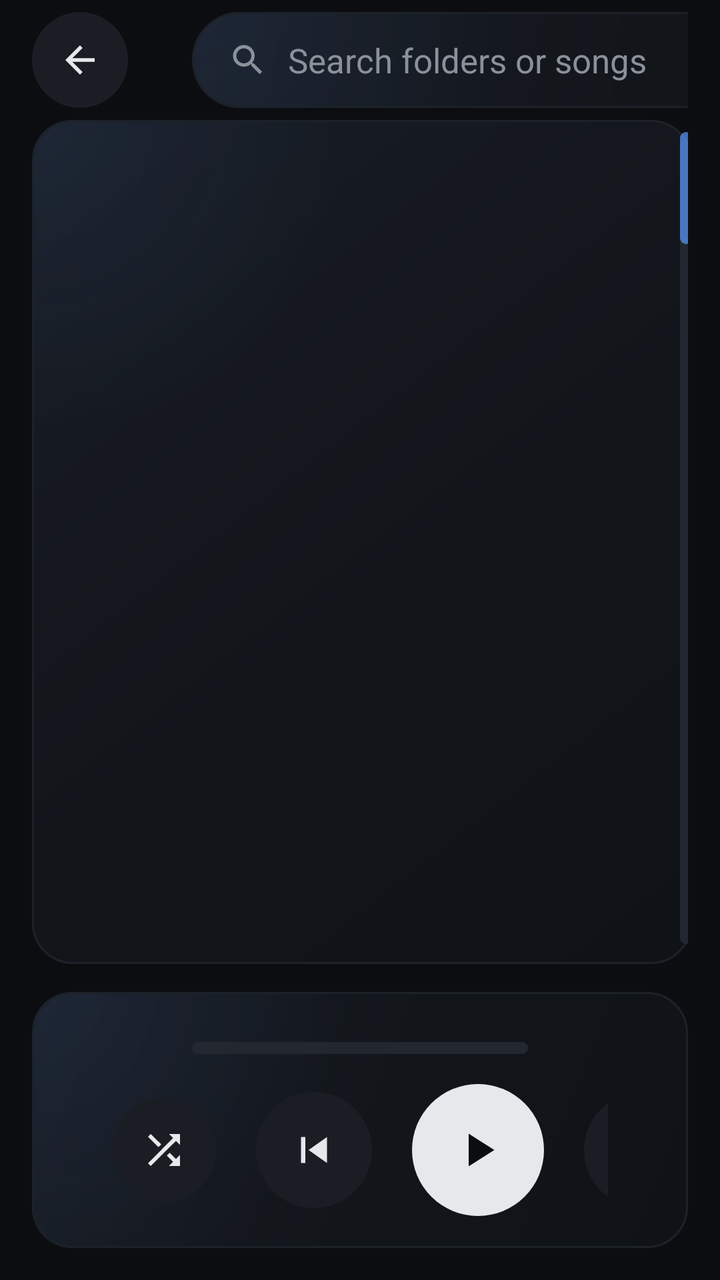
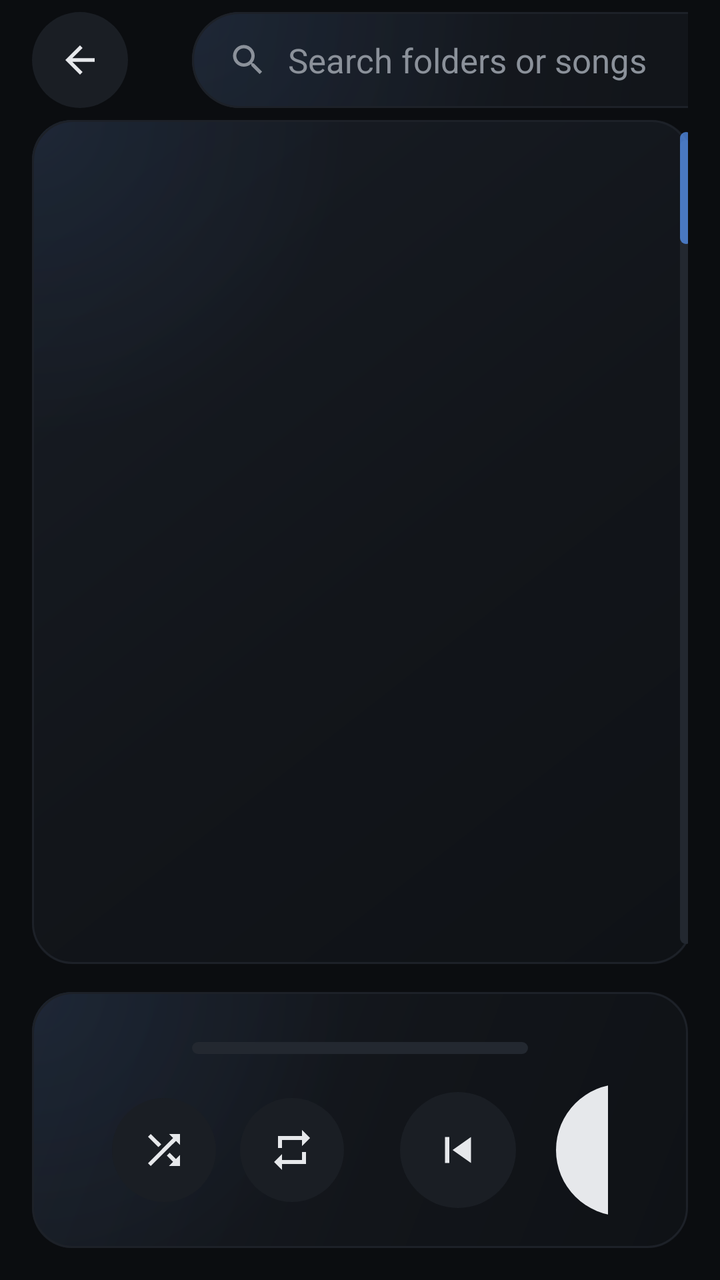

An Android layout rendered at two revisions. The XML below is the earlier revision; the diff shows what the commit changed to produce the second picture.
<!-- AndroidManifest.xml: application theme Theme.HeadHome -->
<!-- res/layout/activity_player.xml -->
<?xml version="1.0" encoding="utf-8"?>
<LinearLayout xmlns:android="http://schemas.android.com/apk/res/android"
    android:layout_width="match_parent"
    android:layout_height="match_parent"
    android:id="@+id/player_root"
    android:background="@color/bg"
    android:focusable="true"
    android:focusableInTouchMode="true"
    android:orientation="vertical">

    
    <LinearLayout
        android:layout_width="match_parent"
        android:layout_height="60dp"
        android:gravity="center_vertical"
        android:orientation="horizontal"
        android:paddingStart="16dp"
        android:paddingEnd="16dp">

        <ImageButton
            android:id="@+id/header_back"
            android:layout_width="48dp"
            android:layout_height="48dp"
            android:background="@drawable/bg_round"
            android:contentDescription="@string/back"
            android:padding="13dp"
            android:scaleType="fitCenter"
            android:src="@drawable/ic_back"
            android:tint="@color/text" />

        <TextView
            android:id="@+id/header_title"
            android:layout_width="wrap_content"
            android:layout_height="wrap_content"
            android:layout_marginStart="16dp"
            android:fontFamily="sans-serif-medium"
            android:textColor="@color/text"
            android:textSize="24sp" />

        <TextView
            android:id="@+id/header_summary"
            android:layout_width="0dp"
            android:layout_height="wrap_content"
            android:layout_marginStart="16dp"
            android:layout_weight="1"
            android:ellipsize="end"
            android:maxLines="1"
            android:textColor="@color/muted"
            android:textSize="15sp" />

        <LinearLayout
            android:id="@+id/search_box"
            android:layout_width="420dp"
            android:layout_height="48dp"
            android:background="@drawable/bg_search"
            android:gravity="center_vertical"
            android:orientation="horizontal"
            android:paddingStart="18dp"
            android:paddingEnd="6dp">

            <ImageView
                android:layout_width="20dp"
                android:layout_height="20dp"
                android:importantForAccessibility="no"
                android:src="@drawable/ic_search"
                android:tint="@color/muted" />

            <EditText
                android:id="@+id/search_input"
                android:layout_width="0dp"
                android:layout_height="44dp"
                android:layout_marginStart="10dp"
                android:layout_weight="1"
                android:background="@null"
                android:hint="@string/search_hint"
                android:imeOptions="actionSearch|flagNoExtractUi|flagNoFullscreen"
                android:importantForAutofill="no"
                android:inputType="textFilter|textNoSuggestions"
                android:maxLines="1"
                android:padding="0dp"
                android:singleLine="true"
                android:textColor="@color/text"
                android:textColorHint="@color/muted"
                android:textSize="17sp" />

            <ImageButton
                android:id="@+id/search_hide_keyboard"
                android:layout_width="36dp"
                android:layout_height="36dp"
                android:background="@drawable/bg_round"
                android:contentDescription="@string/hide_keyboard"
                android:padding="8dp"
                android:scaleType="fitCenter"
                android:src="@drawable/ic_keyboard_hide"
                android:tint="@color/text"
                android:visibility="gone" />

            <ImageButton
                android:id="@+id/search_clear"
                android:layout_marginStart="6dp"
                android:layout_width="36dp"
                android:layout_height="36dp"
                android:background="@drawable/bg_round"
                android:contentDescription="@string/search_clear"
                android:padding="10dp"
                android:scaleType="fitCenter"
                android:src="@drawable/ic_close"
                android:tint="@color/text"
                android:visibility="gone" />
        </LinearLayout>
    </LinearLayout>

    
    <LinearLayout
        android:layout_width="match_parent"
        android:layout_height="0dp"
        android:layout_weight="1"
        android:orientation="vertical"
        android:paddingStart="16dp"
        android:paddingEnd="16dp"
        android:paddingBottom="16dp">

        <LinearLayout
            android:layout_width="match_parent"
            android:layout_height="0dp"
            android:layout_weight="1"
            android:orientation="horizontal">

            
            <FrameLayout
                android:id="@+id/folders_card"
                android:layout_width="330dp"
                android:layout_height="match_parent"
                android:background="@drawable/bg_panel">

                <ListView
                    android:id="@+id/folder_list"
                    android:layout_width="match_parent"
                    android:layout_height="match_parent"
                    android:divider="@null"
                    android:fadeScrollbars="false"
                    android:fastScrollAlwaysVisible="true"
                    android:fastScrollEnabled="true"
                    android:clipToPadding="false"
                    android:scrollbarSize="6dp"
                    android:scrollbarStyle="outsideOverlay"
                    android:scrollbarThumbVertical="@drawable/scroll_thumb"
                    android:scrollbarTrackVertical="@drawable/scroll_track"
                    android:scrollbars="vertical" />
            </FrameLayout>

            
            <LinearLayout
                android:id="@+id/songs_card"
                android:layout_width="0dp"
                android:layout_height="match_parent"
                android:layout_marginStart="14dp"
                android:layout_weight="1"
                android:background="@drawable/bg_panel"
                android:orientation="vertical">

                <TextView
                    android:id="@+id/songs_header"
                    android:layout_width="match_parent"
                    android:layout_height="48dp"
                    android:ellipsize="end"
                    android:fontFamily="sans-serif-medium"
                    android:gravity="center_vertical"
                    android:letterSpacing="0.15"
                    android:maxLines="1"
                    android:paddingStart="20dp"
                    android:paddingEnd="20dp"
                    android:textColor="@color/muted"
                    android:textSize="13sp" />

                <View
                    android:layout_width="match_parent"
                    android:layout_height="1dp"
                    android:background="@color/card_border" />

                <FrameLayout
                    android:layout_width="match_parent"
                    android:layout_height="0dp"
                    android:layout_weight="1">

                    <ListView
                        android:id="@+id/song_list"
                        android:layout_width="match_parent"
                        android:layout_height="match_parent"
                        android:divider="@null"
                        android:fadeScrollbars="false"
                        android:fastScrollAlwaysVisible="true"
                        android:fastScrollEnabled="true"
                        android:clipToPadding="false"
                    android:scrollbarSize="6dp"
                    android:scrollbarStyle="outsideOverlay"
                        android:scrollbarThumbVertical="@drawable/scroll_thumb"
                        android:scrollbarTrackVertical="@drawable/scroll_track"
                        android:scrollbars="vertical" />

                    <TextView
                        android:id="@+id/songs_empty"
                        android:layout_width="match_parent"
                        android:layout_height="wrap_content"
                        android:padding="20dp"
                        android:text="@string/no_matches"
                        android:textColor="@color/muted"
                        android:textSize="16sp"
                        android:visibility="gone" />
                </FrameLayout>
            </LinearLayout>

            
            <LinearLayout
                android:id="@+id/vinyl_card"
                android:layout_width="0dp"
                android:layout_height="match_parent"
                android:layout_marginStart="14dp"
                android:layout_weight="1"
                android:background="@drawable/bg_vinyl_card"
                android:clipChildren="false"
                android:gravity="center"
                android:orientation="vertical"
                android:padding="16dp">

                <FrameLayout
                    android:layout_width="250dp"
                    android:layout_height="250dp"
                    android:clipChildren="false"
                    android:clipToPadding="false">

                    <com.agung.headhome.VinylView
                        android:id="@+id/vinyl"
                        android:layout_width="250dp"
                        android:layout_height="250dp" />

                    <ImageView
                        android:id="@+id/tonearm"
                        android:layout_width="120dp"
                        android:layout_height="170dp"
                        android:layout_gravity="top|end"
                        android:layout_marginTop="-14dp"
                        android:layout_marginEnd="-44dp"
                        android:importantForAccessibility="no"
                        android:src="@drawable/ic_tonearm" />
                </FrameLayout>

                <LinearLayout
                    android:layout_width="match_parent"
                    android:layout_height="wrap_content"
                    android:layout_marginTop="18dp"
                    android:gravity="center_horizontal"
                    android:orientation="vertical">

                    <TextView
                        android:id="@+id/vinyl_title"
                        android:layout_width="wrap_content"
                        android:layout_height="wrap_content"
                        android:ellipsize="end"
                        android:maxLines="1"
                        android:textColor="@color/text"
                        android:textSize="24sp"
                        android:textStyle="bold" />

                    <TextView
                        android:id="@+id/vinyl_sub"
                        android:layout_width="wrap_content"
                        android:layout_height="wrap_content"
                        android:layout_marginTop="4dp"
                        android:ellipsize="end"
                        android:maxLines="1"
                        android:textColor="#A3A8B0"
                        android:textSize="16sp" />
                </LinearLayout>
            </LinearLayout>
        </LinearLayout>

        
        <LinearLayout
            android:id="@+id/bottom_bar"
            android:layout_width="match_parent"
            android:layout_height="128dp"
            android:layout_marginTop="14dp"
            android:background="@drawable/bg_panel"
            android:gravity="center_vertical"
            android:orientation="vertical"
            android:paddingStart="24dp"
            android:paddingTop="10dp"
            android:paddingEnd="24dp"
            android:paddingBottom="10dp">

            <LinearLayout
                android:id="@+id/np_progress_row"
                android:layout_width="match_parent"
                android:layout_height="wrap_content"
                android:gravity="center_vertical"
                android:orientation="horizontal">

                <TextView
                    android:id="@+id/np_elapsed"
                    android:layout_width="48dp"
                    android:layout_height="wrap_content"
                    android:textColor="@color/muted"
                    android:textSize="14sp" />

                <SeekBar
                    android:id="@+id/np_seek"
                    android:layout_width="0dp"
                    android:layout_height="24dp"
                    android:layout_marginStart="8dp"
                    android:layout_marginEnd="8dp"
                    android:layout_weight="1"
                    android:max="1000"
                    android:maxHeight="6dp"
                    android:minHeight="6dp"
                    android:paddingStart="0dp"
                    android:paddingEnd="0dp"
                    android:progressDrawable="@drawable/progress_seek"
                    android:splitTrack="false"
                    android:thumb="@android:color/transparent"
                    android:thumbOffset="0dp" />

                <TextView
                    android:id="@+id/np_duration"
                    android:layout_width="48dp"
                    android:layout_height="wrap_content"
                    android:gravity="end"
                    android:textColor="@color/muted"
                    android:textSize="14sp" />
            </LinearLayout>

            <LinearLayout
                android:layout_width="match_parent"
                android:layout_height="wrap_content"
                android:layout_marginTop="6dp"
                android:gravity="center_vertical"
                android:orientation="horizontal">

                <LinearLayout
                    android:layout_width="0dp"
                    android:layout_height="wrap_content"
                    android:layout_weight="1"
                    android:orientation="vertical">

                    <TextView
                        android:id="@+id/np_title"
                        android:layout_width="match_parent"
                        android:layout_height="wrap_content"
                        android:ellipsize="end"
                        android:maxLines="1"
                        android:textColor="@color/text"
                        android:textSize="19sp"
                        android:textStyle="bold" />

                    <TextView
                        android:id="@+id/np_sub"
                        android:layout_width="match_parent"
                        android:layout_height="wrap_content"
                        android:layout_marginTop="2dp"
                        android:ellipsize="end"
                        android:maxLines="1"
                        android:textColor="@color/muted"
                        android:textSize="14sp" />
                </LinearLayout>

                <LinearLayout
                    android:layout_width="wrap_content"
                    android:layout_height="wrap_content"
                    android:layout_marginStart="16dp"
                    android:layout_marginEnd="16dp"
                    android:gravity="center_vertical"
                    android:orientation="horizontal">

                    <ImageButton
                        android:id="@+id/np_shuffle"
                        android:layout_width="52dp"
                        android:layout_height="52dp"
                        android:background="@drawable/bg_round"
                        android:contentDescription="@string/shuffle"
                        android:padding="14dp"
                        android:scaleType="fitCenter"
                        android:src="@drawable/ic_shuffle"
                        android:tint="@color/text" />

                    <ImageButton
                        android:id="@+id/np_prev"
                        android:layout_width="58dp"
                        android:layout_height="58dp"
                        android:layout_marginStart="20dp"
                        android:background="@drawable/bg_round"
                        android:contentDescription="@string/prev"
                        android:padding="16dp"
                        android:scaleType="fitCenter"
                        android:src="@drawable/ic_prev"
                        android:tint="@color/text" />

                    <ImageButton
                        android:id="@+id/np_play"
                        android:layout_width="66dp"
                        android:layout_height="66dp"
                        android:layout_marginStart="20dp"
                        android:background="@drawable/bg_round_light"
                        android:contentDescription="@string/play"
                        android:padding="19dp"
                        android:scaleType="fitCenter"
                        android:src="@drawable/ic_play"
                        android:tint="@color/dark_icon" />

                    <ImageButton
                        android:id="@+id/np_next"
                        android:layout_width="58dp"
                        android:layout_height="58dp"
                        android:layout_marginStart="20dp"
                        android:background="@drawable/bg_round"
                        android:contentDescription="@string/next"
                        android:padding="16dp"
                        android:scaleType="fitCenter"
                        android:src="@drawable/ic_next"
                        android:tint="@color/text" />

                    <ImageButton
                        android:id="@+id/np_repeat"
                        android:layout_width="52dp"
                        android:layout_height="52dp"
                        android:layout_marginStart="20dp"
                        android:background="@drawable/bg_round"
                        android:contentDescription="@string/repeat_all"
                        android:padding="14dp"
                        android:scaleType="fitCenter"
                        android:src="@drawable/ic_repeat"
                        android:tint="@color/text" />

                </LinearLayout>

                <LinearLayout
                    android:id="@+id/np_volume_zone"
                    android:layout_width="0dp"
                    android:layout_height="wrap_content"
                    android:layout_weight="1"
                    android:gravity="center_vertical|end"
                    android:orientation="horizontal">

                    <ImageButton
                        android:id="@+id/np_vol_minus"
                        android:layout_width="48dp"
                        android:layout_height="48dp"
                        android:background="@drawable/bg_round"
                        android:contentDescription="@string/volume_down"
                        android:padding="14dp"
                        android:scaleType="fitCenter"
                        android:src="@drawable/ic_minus"
                        android:tint="@color/text" />

                    <ProgressBar
                        android:id="@+id/np_vol_bar"
                        style="?android:attr/progressBarStyleHorizontal"
                        android:layout_width="150dp"
                        android:layout_height="6dp"
                        android:layout_marginStart="12dp"
                        android:layout_marginEnd="8dp"
                        android:contentDescription="@string/volume"
                        android:max="40"
                        android:progressDrawable="@drawable/progress_seek" />

                    <TextView
                        android:id="@+id/np_vol_value"
                        android:layout_width="28dp"
                        android:layout_height="wrap_content"
                        android:gravity="end"
                        android:textColor="#C4C8CE"
                        android:textSize="15sp" />

                    <ImageButton
                        android:id="@+id/np_vol_plus"
                        android:layout_width="48dp"
                        android:layout_height="48dp"
                        android:layout_marginStart="12dp"
                        android:background="@drawable/bg_round"
                        android:contentDescription="@string/volume_up"
                        android:padding="14dp"
                        android:scaleType="fitCenter"
                        android:src="@drawable/ic_plus"
                        android:tint="@color/text" />
                </LinearLayout>
            </LinearLayout>
        </LinearLayout>
    </LinearLayout>
</LinearLayout>
<!-- resources referenced by this layout -->
<resources>
  <color name="bg">#0B0D10</color>
  <color name="card_border">#1D2128</color>
  <color name="dark_icon">#0B0D10</color>
  <color name="muted">#8B919A</color>
  <color name="text">#E6E8EB</color>
  <!-- drawable bg_round (drawable) -->
  <?xml version="1.0" encoding="utf-8"?>
  <ripple xmlns:android="http://schemas.android.com/apk/res/android"
      android:color="#40808080">
      <item>
          <shape android:shape="oval">
              <solid android:color="@color/art_bg" />
          </shape>
      </item>
  </ripple>
  <!-- drawable bg_round_light (drawable) -->
  <?xml version="1.0" encoding="utf-8"?>
  <ripple xmlns:android="http://schemas.android.com/apk/res/android"
      android:color="#40808080">
      <item>
          <shape android:shape="oval">
              <solid android:color="@color/text" />
          </shape>
      </item>
  </ripple>
  <!-- drawable ic_minus (drawable) -->
  <?xml version="1.0" encoding="utf-8"?>
  <vector xmlns:android="http://schemas.android.com/apk/res/android"
      android:width="24dp"
      android:height="24dp"
      android:viewportWidth="24"
      android:viewportHeight="24">
      <path
          android:fillColor="#FFFFFFFF"
          android:pathData="M19,13H5v-2h14v2z" />
  </vector>
  <!-- drawable ic_play (drawable) -->
  <?xml version="1.0" encoding="utf-8"?>
  <vector xmlns:android="http://schemas.android.com/apk/res/android"
      android:width="24dp"
      android:height="24dp"
      android:viewportWidth="24"
      android:viewportHeight="24">
      <path
          android:fillColor="#FFFFFFFF"
          android:pathData="M8,5v14l11,-7z" />
  </vector>
  <!-- drawable scroll_thumb (drawable) -->
  <?xml version="1.0" encoding="utf-8"?>
  <shape xmlns:android="http://schemas.android.com/apk/res/android" android:shape="rectangle">
      <size android:width="6dp" />
      <solid android:color="#B35B9BFF" />
      <corners android:radius="3dp" />
  </shape>
  <!-- drawable scroll_track (drawable) -->
  <?xml version="1.0" encoding="utf-8"?>
  <shape xmlns:android="http://schemas.android.com/apk/res/android" android:shape="rectangle">
      <size android:width="6dp" />
      <solid android:color="#232830" />
      <corners android:radius="3dp" />
  </shape>
  <string name="back">Back</string>
  <string name="hide_keyboard">Hide keyboard</string>
  <string name="next">Next</string>
  <string name="no_matches">No matching folders or songs</string>
  <string name="play">Play</string>
  <string name="prev">Previous</string>
  <string name="repeat_all">Repeat all</string>
  <string name="search_clear">Clear search</string>
  <string name="search_hint">Search folders or songs</string>
  <string name="shuffle">Shuffle</string>
  <string name="volume">Volume</string>
  <string name="volume_down">Volume down</string>
  <string name="volume_up">Volume up</string>
  <color name="art_bg">#1A1E24</color>
  <color name="progress_track">#232830</color>
  <color name="accent">#5B9BFF</color>
  <!-- unchanged entries left out for length: 17 -->
</resources>

<!-- the commit's change to res/layout/activity_player.xml (unified diff, before → after) -->
@@ -383,10 +383,22 @@
                         android:tint="@color/text" />
 
                     <ImageButton
+                        android:layout_marginStart="12dp"
+                        android:id="@+id/np_repeat"
+                        android:layout_width="52dp"
+                        android:layout_height="52dp"
+                        android:background="@drawable/bg_round"
+                        android:contentDescription="@string/repeat_all"
+                        android:padding="14dp"
+                        android:scaleType="fitCenter"
+                        android:src="@drawable/ic_repeat"
+                        android:tint="@color/text" />
+
+                    <ImageButton
+                        android:layout_marginStart="28dp"
                         android:id="@+id/np_prev"
                         android:layout_width="58dp"
                         android:layout_height="58dp"
-                        android:layout_marginStart="20dp"
                         android:background="@drawable/bg_round"
                         android:contentDescription="@string/prev"
                         android:padding="16dp"
@@ -395,10 +407,10 @@
                         android:tint="@color/text" />
 
                     <ImageButton
+                        android:layout_marginStart="20dp"
                         android:id="@+id/np_play"
                         android:layout_width="66dp"
                         android:layout_height="66dp"
-                        android:layout_marginStart="20dp"
                         android:background="@drawable/bg_round_light"
                         android:contentDescription="@string/play"
                         android:padding="19dp"
@@ -407,10 +419,10 @@
                         android:tint="@color/dark_icon" />
 
                     <ImageButton
+                        android:layout_marginStart="20dp"
                         android:id="@+id/np_next"
                         android:layout_width="58dp"
                         android:layout_height="58dp"
-                        android:layout_marginStart="20dp"
                         android:background="@drawable/bg_round"
                         android:contentDescription="@string/next"
                         android:padding="16dp"
@@ -418,17 +430,40 @@
                         android:src="@drawable/ic_next"
                         android:tint="@color/text" />
 
-                    <ImageButton
-                        android:id="@+id/np_repeat"
-                        android:layout_width="52dp"
+                    <LinearLayout
+                        android:id="@+id/np_sound_zone"
+                        android:layout_width="wrap_content"
                         android:layout_height="52dp"
-                        android:layout_marginStart="20dp"
-                        android:background="@drawable/bg_round"
-                        android:contentDescription="@string/repeat_all"
-                        android:padding="14dp"
-                        android:scaleType="fitCenter"
-                        android:src="@drawable/ic_repeat"
-                        android:tint="@color/text" />
+                        android:layout_marginStart="28dp"
+                        android:background="@drawable/bg_pill"
+                        android:clickable="true"
+                        android:contentDescription="@string/sound_button"
+                        android:focusable="true"
+                        android:gravity="center_vertical"
+                        android:minWidth="52dp"
+                        android:orientation="horizontal"
+                        android:paddingStart="16dp"
+                        android:paddingEnd="16dp">
+
+                        <ImageView
+                            android:id="@+id/np_sound"
+                            android:layout_width="22dp"
+                            android:layout_height="22dp"
+                            android:importantForAccessibility="no"
+                            android:src="@drawable/ic_eq"
+                            android:tint="@color/text" />
+
+                        <TextView
+                            android:id="@+id/np_sound_chip"
+                            android:layout_width="wrap_content"
+                            android:layout_height="wrap_content"
+                            android:layout_marginStart="8dp"
+                            android:ellipsize="end"
+                            android:maxLines="1"
+                            android:maxWidth="120dp"
+                            android:textColor="@color/accent"
+                            android:textSize="14sp" />
+                    </LinearLayout>
 
                 </LinearLayout>
 
<!-- resource entries referenced after the edit -->
@@ -5,6 +5,17 @@
   <color name="dark_icon">#0B0D10</color>
   <color name="muted">#8B919A</color>
   <color name="text">#E6E8EB</color>
+  <!-- drawable bg_pill (drawable) -->
+  <?xml version="1.0" encoding="utf-8"?>
+  <ripple xmlns:android="http://schemas.android.com/apk/res/android"
+      android:color="#40808080">
+      <item>
+          <shape android:shape="rectangle">
+              <solid android:color="@color/art_bg" />
+              <corners android:radius="26dp" />
+          </shape>
+      </item>
+  </ripple>
   <!-- drawable bg_round (drawable) -->
   <?xml version="1.0" encoding="utf-8"?>
   <ripple xmlns:android="http://schemas.android.com/apk/res/android"
@@ -25,6 +36,17 @@
           </shape>
       </item>
   </ripple>
+  <!-- drawable ic_eq (drawable) -->
+  <?xml version="1.0" encoding="utf-8"?>
+  <vector xmlns:android="http://schemas.android.com/apk/res/android"
+      android:width="24dp"
+      android:height="24dp"
+      android:viewportWidth="24"
+      android:viewportHeight="24">
+      <path
+          android:fillColor="#FFFFFFFF"
+          android:pathData="M4,4h2v8H4zM4,16h2v4H4zM11,4h2v3h-2zM11,11h2v9h-2zM18,4h2v9h-2zM18,17h2v3h-2zM2,12h6v2H2zM9,7h6v2H9zM16,13h6v2h-6z" />
+  </vector>
   <!-- drawable ic_minus (drawable) -->
   <?xml version="1.0" encoding="utf-8"?>
   <vector xmlns:android="http://schemas.android.com/apk/res/android"
@@ -71,6 +93,7 @@
   <string name="search_clear">Clear search</string>
   <string name="search_hint">Search folders or songs</string>
   <string name="shuffle">Shuffle</string>
+  <string name="sound_button">Sound</string>
   <string name="volume">Volume</string>
   <string name="volume_down">Volume down</string>
   <string name="volume_up">Volume up</string>
